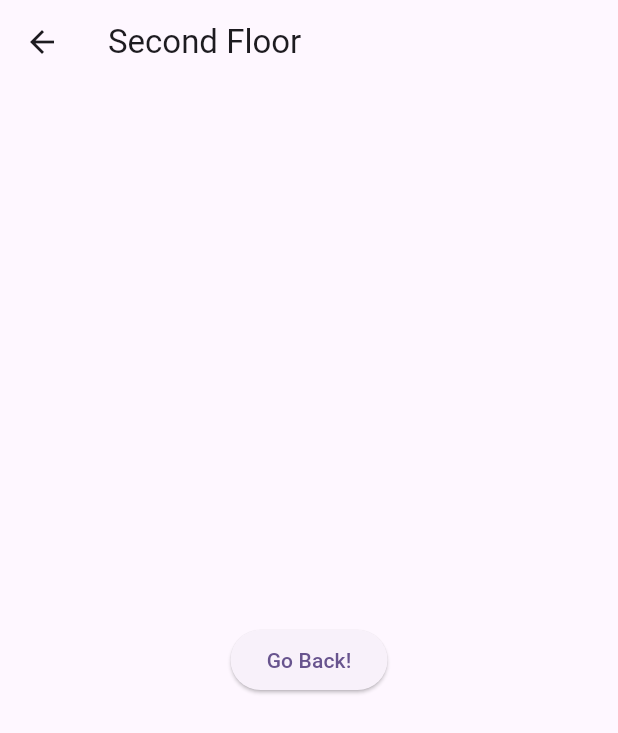
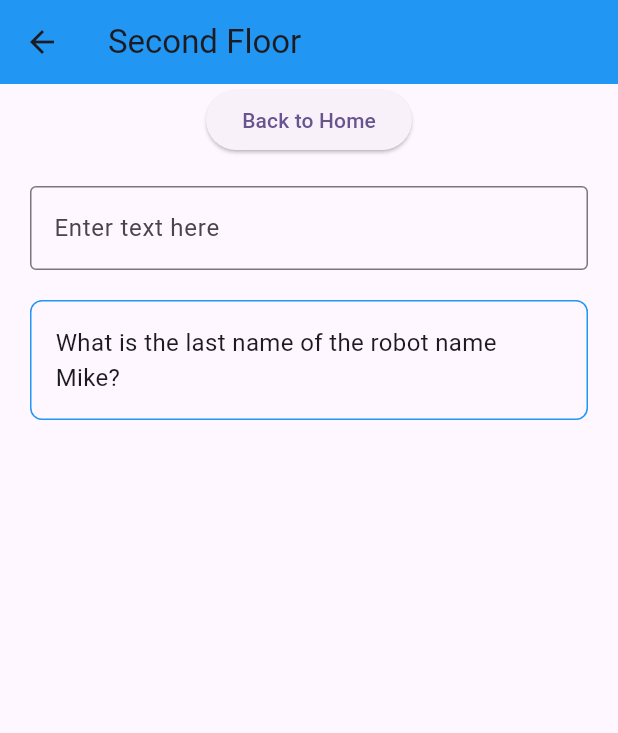
Before and after one commit to liz880/PFT_Hunt, a Flutter app: the screen it shows after launch, after a tap on "Derek Vuong", on a phone screen of 412 x 824 dp. Shown: the top 733 px of the screen. Run offline on Flutter 3.47's test engine with Material 3 defaults, Android fonts, the phone set to English and light mode, and no system bars.

Commit message:
Update main.dart

```diff
--- a/pft_flutter_hunt/lib/main.dart
+++ b/pft_flutter_hunt/lib/main.dart
@@ -132,6 +132,14 @@
                           builder: (context) => const FirstFloor()));
                 },
                 child: Text('First Floor')),
+            ElevatedButton(
+                onPressed: () {
+                  Navigator.push(
+                    context,
+                    MaterialPageRoute(builder: (context) => const CassMPage()),
+                  );
+                },
+                child: const Text('Cassidy M.')),
             const Divider(), // Divider between buttons
             ElevatedButton(
               onPressed: () {
@@ -162,14 +170,6 @@
               child: const Text('Third Floor'),
             ),
             const Divider(), // Divider between buttons
-            ElevatedButton(
-                onPressed: () {
-                  Navigator.push(
-                    context,
-                    MaterialPageRoute(builder: (context) => const CassMPage()),
-                  );
-                },
-                child: const Text('Cassidy M.')),
           ],
         ),
       ),
@@ -245,14 +245,47 @@
   @override
   Widget build(BuildContext context) {
     return Scaffold(
-      appBar: AppBar(title: const Text('Second Floor')),
-      body: Center(
-        child: ElevatedButton(
-          onPressed: () {
-            Navigator.pop(context);
-          },
-          child: const Text('Go Back!'),
-        ),
+      appBar: AppBar(
+        title: const Text('Second Floor'),
+        backgroundColor: Colors.blue,
+      ),
+      body: Column(
+        mainAxisAlignment: MainAxisAlignment.start,
+        children: [
+          Center(
+            child: ElevatedButton(
+              onPressed: () {
+                Navigator.pop(context);
+              },
+              child: const Text('Back to Home'),
+            ),
+          ),
+          const SizedBox(height: 20),
+          Padding(
+            padding: const EdgeInsets.symmetric(horizontal: 20.0),
+            child: TextField(
+              decoration: InputDecoration(
+                labelText: 'Enter text here',
+                border: OutlineInputBorder(),
+              ),
+            ),
+          ),
+          const SizedBox(height: 20),
+          Padding(
+            padding: const EdgeInsets.symmetric(horizontal: 20.0),
+            child: Container(
+              padding: const EdgeInsets.all(16.0),
+              decoration: BoxDecoration(
+                border: Border.all(color: Colors.blue),
+                borderRadius: BorderRadius.circular(8),
+              ),
+              child: const Text(
+                'What is the last name of the robot name Mike?',
+                style: TextStyle(fontSize: 16),
+              ),
+            ),
+          ),
+        ],
       ),
     );
   }
```
